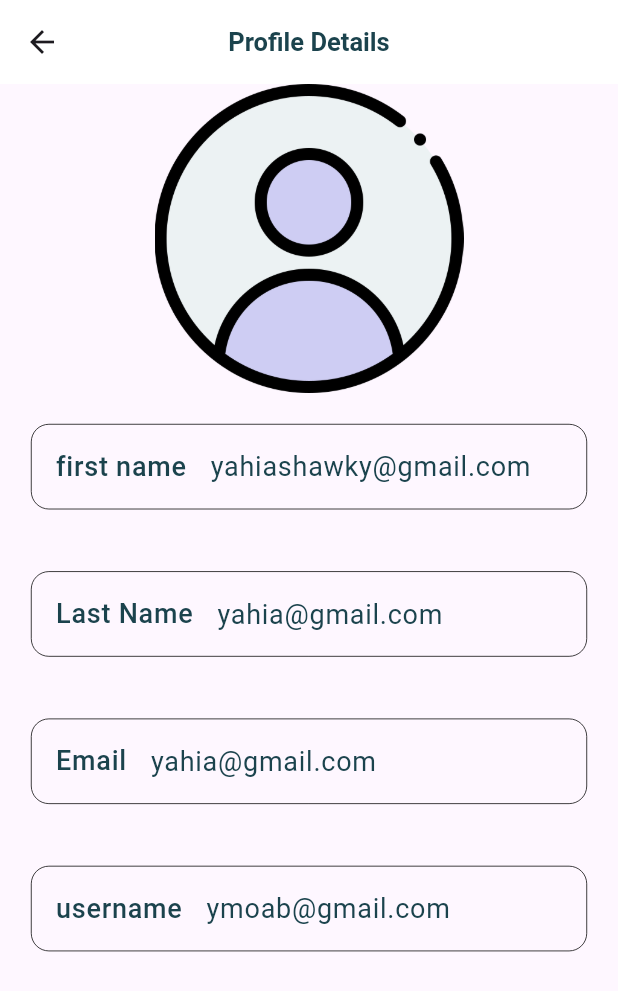
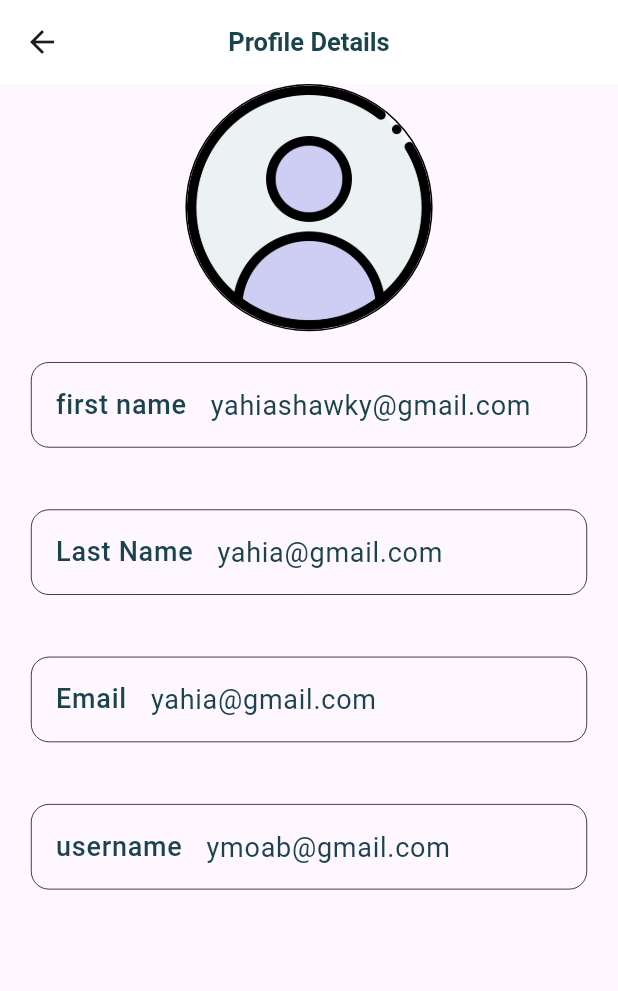
Before and after one commit to yahias123hawkyy/SWE_Project, a Flutter app: the screen it shows after launch, item 5 of the bottom bar chosen, after a tap on "profile details", on a phone screen of 412 x 824 dp. Shown: the top 991 px of the screen. Run offline on Flutter 3.47's test engine with Material 3 defaults, Android fonts, the phone set to English and light mode, and no system bars; our stand-ins replace flutter_svg, get, get_storage, google_maps_flutter, image_picker; missing offline and left inert: qr_code_scanner.

Commit message:
small refactoring + user can upload personal photo

```diff
--- a/lib/features/available_chargers/views/charger_card.dart
+++ b/lib/features/available_chargers/views/charger_card.dart
@@ -40,6 +40,8 @@ class ChargerCard extends StatelessWidget {
           border: Border.all(width: 0.2),
             borderRadius: BorderRadius.all(Radius.circular(20)),
             color: cardColor),
+        child: SingleChildScrollView(
+          scrollDirection: Axis.horizontal,
           child: Row(
               crossAxisAlignment: CrossAxisAlignment.start,
               children: [
@@ -54,6 +56,7 @@ class ChargerCard extends StatelessWidget {
                 ),
                 Container(
                   margin: EdgeInsets.symmetric(horizontal: 12, vertical: 12),
+                  child: SingleChildScrollView(
                     child: Column(
                       crossAxisAlignment: CrossAxisAlignment.start,
                       children: [
@@ -87,8 +90,10 @@ class ChargerCard extends StatelessWidget {
                         )
                       ],
                     ),
+                  ),
                 )
               ]),
+        ),
       ),
     );
   }
--- /dev/null
+++ b/lib/features/profile_details_screens/providers/image_picker_provider.dart
@@ -0,0 +1,26 @@
+import 'dart:io';
+
+import 'package:flutter/material.dart';
+import 'package:image_picker/image_picker.dart';
+
+class ImagePickerProvider extends ChangeNotifier {
+  File? _imageFile;
+  final ImagePicker _imagePicker = ImagePicker();
+
+  File? get imageFile =>_imageFile;
+
+   Future<File?> addImagetoProfile(ImageSource source) async {
+    try {
+      final pickedFile = await _imagePicker.pickImage(source: source);
+
+      if (pickedFile != null) {
+        _imageFile = File(pickedFile.path);
+      }
+    } catch (err) {
+      print("error:  $err");
+    }
+
+    notifyListeners();
+    return _imageFile;
+  }
+}
--- a/lib/features/profile_details_screens/views/profile_details_screen.dart
+++ b/lib/features/profile_details_screens/views/profile_details_screen.dart
@@ -1,41 +1,76 @@
 import 'package:flutter/material.dart';
+import 'package:image_picker/image_picker.dart';
 import 'package:iparkmobileapplication/common/widgets/app_bar.dart';
 import 'package:iparkmobileapplication/features/profile_details_screens/models/my_profile.dart';
+import 'package:iparkmobileapplication/features/profile_details_screens/providers/image_picker_provider.dart';
 import 'package:iparkmobileapplication/utils/themes/app_colors.dart';
+import 'package:provider/provider.dart';
+import 'dart:io';
 
 class ProfileDetailsScreen extends StatelessWidget {
   const ProfileDetailsScreen({super.key});
 
+  static const list = ["first name", "Last Name", "Email", "username"];
 
-    static const  list=["first name","Last Name","Email","username"];
+  static const String nameRoute = "profile_details_screen";
 
-
-    static const String nameRoute= "profile_details_screen";
-
-
-   @override
+  @override
   Widget build(BuildContext context) {
-
     final args = ModalRoute.of(context)!.settings.arguments as Map;
     Size mediaQuery = MediaQuery.of(context).size;
+    File? image;
 
-    return  Scaffold(
-      appBar: ApplicationBar.appbar(args["title"], Icon(Icons.arrow_back), ()=> Navigator.pop(context)),
-
-
+    return Scaffold(
+      appBar: ApplicationBar.appbar(
+          args["title"], Icon(Icons.arrow_back), () => Navigator.pop(context)),
       body: Column(
         children: [
-        Container(alignment: Alignment.center,child: Image.asset("assets/images/user.png",width:mediaQuery.width*0.5 )),
-
-
-
+          Consumer<ImagePickerProvider>(
+            builder: (context, provider, child) {
+              return GestureDetector(
+                  onTap: () async {
+                    await provider.addImagetoProfile(ImageSource.gallery);
+                  },
+                  child: Container(
+                    height: mediaQuery.height * 0.2,
+                    width: mediaQuery.width * 0.4,
+                    decoration: BoxDecoration(
+                      shape: BoxShape.circle,
+                      // borderRadius: BorderRadius.circular(50%),
+                      border: Border.all(color: Colors.black),
+                    ),
+                    alignment: Alignment.center,
+                    child: ClipOval(
+                      child: provider.imageFile == null
+                          ? Image.asset("assets/images/user.png",
+                              width: mediaQuery.width * 0.5)
+                          : Image.file(
+                            width: mediaQuery.height * 0.2,
+                            height:  mediaQuery.width * 0.4,
+                              fit: BoxFit.cover, provider.imageFile!),
+                    ),
+                  ));
+            },
+          ),
           Expanded(
-            child: ListView.builder(itemCount: DummyMYprofile.list.length,itemBuilder: (context,index){
-             return Container(margin: EdgeInsets.all(mediaQuery.width*0.05),decoration: BoxDecoration(
-              border: Border.all(width: 0.5),
-              borderRadius: BorderRadius.all(Radius.circular(12))
-             ),child: ListTile(leading: Text(list[index],style: textStyle,),title:  Text(DummyMYprofile.list[index].email,style: textStyle, )));
-            }),
+            child: ListView.builder(
+                itemCount: DummyMYprofile.list.length,
+                itemBuilder: (context, index) {
+                  return Container(
+                      margin: EdgeInsets.all(mediaQuery.width * 0.05),
+                      decoration: BoxDecoration(
+                          border: Border.all(width: 0.5),
+                          borderRadius: BorderRadius.all(Radius.circular(12))),
+                      child: ListTile(
+                          leading: Text(
+                            list[index],
+                            style: textStyle,
+                          ),
+                          title: Text(
+                            DummyMYprofile.list[index].email,
+                            style: textStyle,
+                          )));
+                }),
           ),
         ],
       ),
--- a/lib/features/settings_screen/providers/localizationservice.dart
+++ b/lib/localisations/localizationservice.dart
@@ -6,7 +6,6 @@ import 'package:get_storage/get_storage.dart';
 class LocalizationService extends GetxService {
   final _locale = 'en'.obs;
   bool _onOfButton =false;
-   // Default locale is English
 
   String get locale => _locale.value;
   bool get onofbuttonGetter =>_onOfButton;
--- a/lib/main.dart
+++ b/lib/main.dart
@@ -12,10 +12,11 @@ import 'package:iparkmobileapplication/features/onboarding_screen/views/onboradi
 import 'package:iparkmobileapplication/features/payment_cards_screen/provider/payment_card_provider.dart';
 import 'package:iparkmobileapplication/features/payment_cards_screen/views/payment_cards_screen.dart';
 import 'package:iparkmobileapplication/features/payment_history_screen/views/payment_history_screen.dart';
+import 'package:iparkmobileapplication/features/profile_details_screens/providers/image_picker_provider.dart';
 import 'package:iparkmobileapplication/features/profile_details_screens/views/profile_details_screen.dart';
 import 'package:iparkmobileapplication/features/profile_tab_screen/views/profile_screen.dart';
 import 'package:iparkmobileapplication/features/qr_scanner/qr_scanner_view.dart';
-import 'package:iparkmobileapplication/features/settings_screen/providers/localizationservice.dart';
+import 'package:iparkmobileapplication/localisations/localizationservice.dart';
 import 'package:iparkmobileapplication/features/settings_screen/views/settings_screen.dart';
 import 'package:iparkmobileapplication/features/sign_in/sign_in_screen.dart';
 import 'package:iparkmobileapplication/features/sign_in/sign_up_screen.dart';
@@ -49,6 +50,7 @@ class MyApp extends StatelessWidget {
     return MultiProvider(
         providers: [
           ChangeNotifierProvider(create: (_) => PaymentCardsProvider()),
+          ChangeNotifierProvider(create: (_) =>ImagePickerProvider())
         ],
         child: GetMaterialApp(
           title: 'Ipark EV',
--- a/pubspec.yaml
+++ b/pubspec.yaml
@@ -34,6 +34,8 @@ dependencies:
   get: ^4.3.8
   get_storage: ^2.0.3
   google_maps_flutter: any
+  image_picker: ^1.0.4
+
 
 
 
```
Also changed, not shown: lib/features/main_screen/views/main_screen.dart (+0 -9 lines), lib/features/settings_screen/views/settings_screen.dart (+12 -15 lines), lib/features/sign_in/helpers.dart (added, +38 -0 lines), lib/features/sign_in/sign_in_screen.dart (+4 -34 lines), lib/localisations/language_changer.dart (deleted, +0 -25 lines), pubspec.lock, 5 other files. Lines whose indentation alone changed are shown as unchanged.
